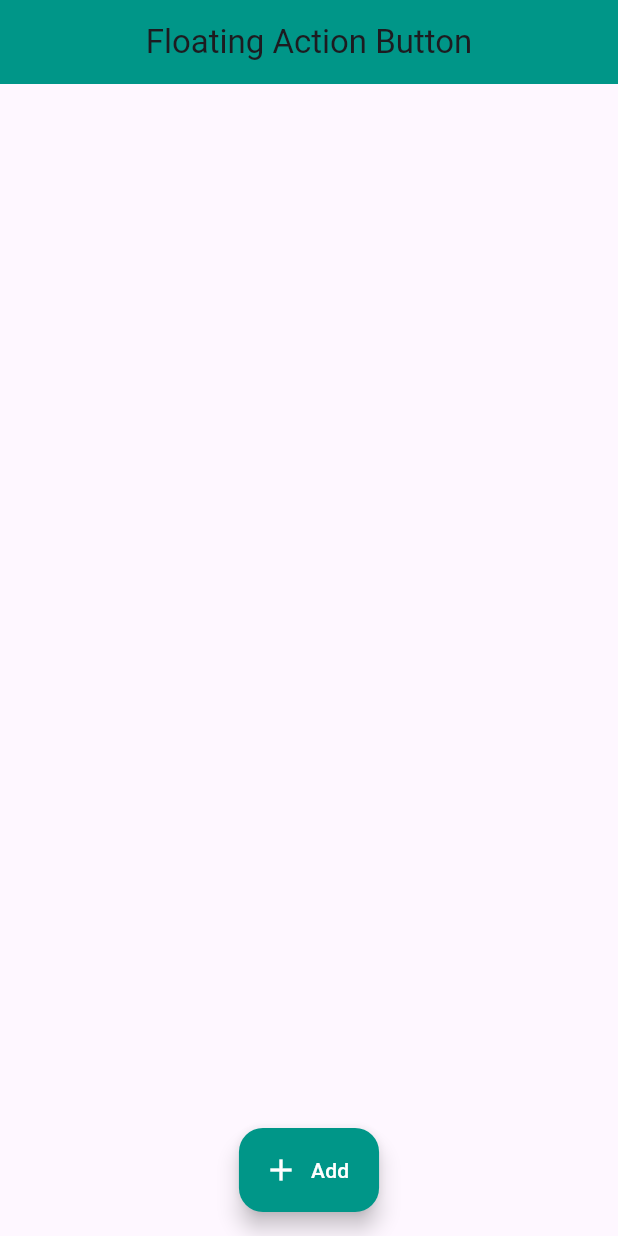
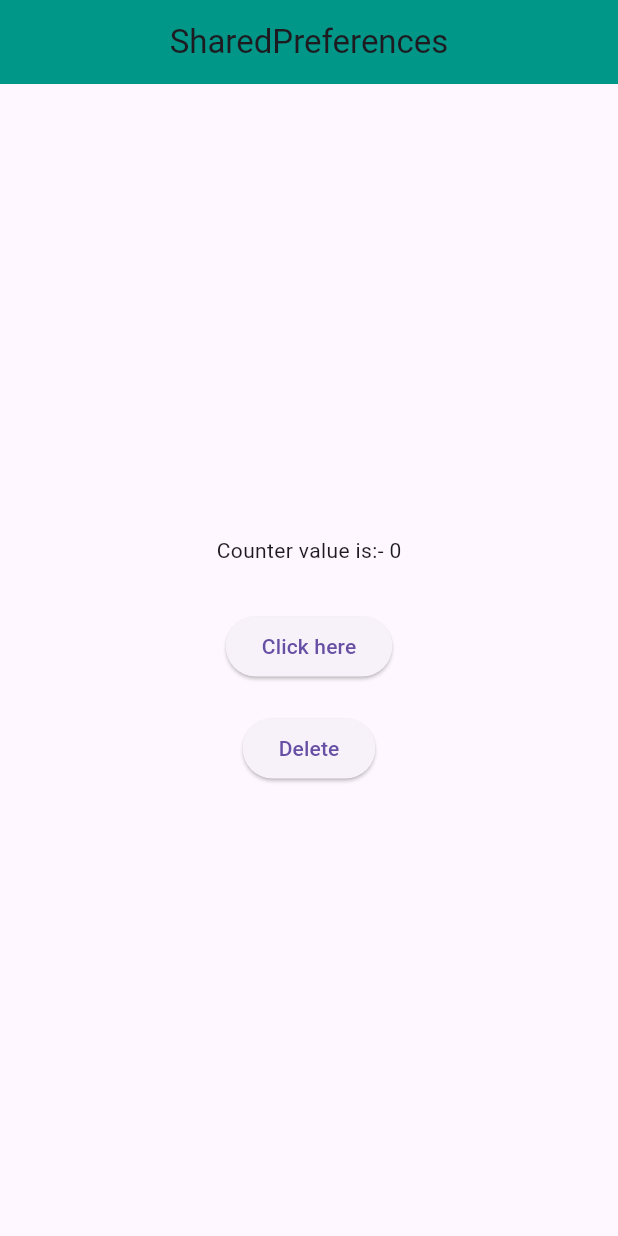
Before and after one commit to shamim2810/flutter_project, a Flutter app: the screen it shows after launch, on a phone screen of 412 x 824 dp. Run offline on Flutter 3.47's test engine with Material 3 defaults, Android fonts, the phone set to English and light mode, and no system bars; our stand-ins replace shared_preferences.

Commit message:
SharedPreferences

```diff
--- a/lib/main.dart
+++ b/lib/main.dart
@@ -1,5 +1,6 @@
 import 'package:flutter/cupertino.dart';
 import 'package:flutter/material.dart';
+import 'package:shared_preferences/shared_preferences.dart';
 
 void main(){
   runApp(MyApp());
@@ -29,27 +30,66 @@ class HomePage extends StatefulWidget {
 }
 
 class _HomePageState extends State<HomePage> {
-  String? dropDownValue;
+
+
+  late int _counter = 0;
+
+  void _increaseCounter() async{
+    final prefs = await SharedPreferences.getInstance();
+    setState(() {
+      _counter++;
+    });
+    prefs.setInt('Counter', _counter);
+  }
+
+  @override
+  void initState() {
+    // TODO: implement initState
+    super.initState();
+    loadCounterFromSharedPreference();
+  }
+
+  void loadCounterFromSharedPreference()async{
+    final prefs = await SharedPreferences.getInstance();
+
+    setState(() {
+      _counter = prefs.getInt('Counter') ?? 0;
+    });
+  }
+
+  void removeCounterFromSharedPrference()async{
+    final prefs = await SharedPreferences.getInstance();
+
+    final success = await prefs.remove('Counter');
+
+    print(success);
+  }
 
   @override
   Widget build(BuildContext context) {
     return Scaffold(
-      appBar: AppBar(title: Text('Floating Action Button'),
+      appBar: AppBar(title: Text('SharedPreferences'),
         backgroundColor: Colors.teal,
         centerTitle: true,
       ),
-      body: SafeArea(
-          child: Center()
+      body:SafeArea(
+          child: Center(
+            child: Column(
+              mainAxisAlignment: MainAxisAlignment.center,
+              children: [
+                Text('Counter value is:- $_counter'),
+                SizedBox(height: 30,),
+                ElevatedButton(
+                    onPressed: _increaseCounter,
+                    child: Text('Click here')),
+                SizedBox(height: 20,),
+                ElevatedButton(
+                    onPressed: removeCounterFromSharedPrference,
+                    child: Text('Delete')),
+              ],
+            ),
+          )
       ),
-      floatingActionButton: FloatingActionButton.extended(
-        backgroundColor: Colors.teal,
-          onPressed: (){
-
-          },
-          label: Text('Add',style: TextStyle(color: Colors.white),),
-          icon: Icon(Icons.add,color: Colors.white,),
-      ),
-      floatingActionButtonLocation: FloatingActionButtonLocation.centerFloat,
     );
   }
 }
--- a/pubspec.yaml
+++ b/pubspec.yaml
@@ -35,6 +35,7 @@ dependencies:
   # The following adds the Cupertino Icons font to your application.
   # Use with the CupertinoIcons class for iOS style icons.
   cupertino_icons: ^1.0.2
+  shared_preferences: ^2.2.2
 
 dev_dependencies:
   flutter_test:
```
Also changed, not shown: pubspec.lock.
